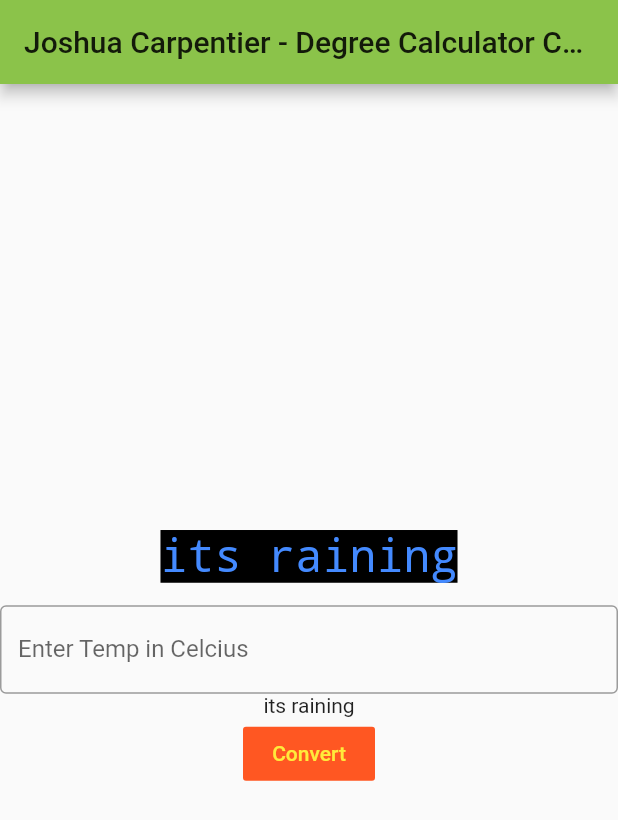
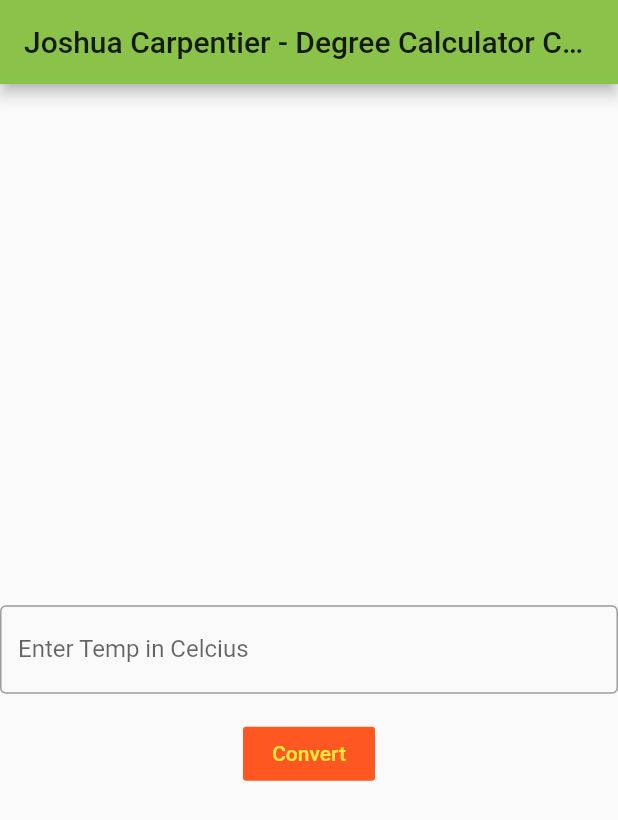
Before and after one commit to jacgit18/ios_calculator, a Flutter app: the screen it shows after launch, on a phone screen of 412 x 824 dp. Shown: the top 820 px of the screen. Run offline on Flutter 3.47's test engine with Material 2 defaults, Android fonts, the phone set to English and light mode, and no system bars.

Commit message:
took out string text

```diff
--- a/lib/main.dart
+++ b/lib/main.dart
@@ -42,7 +42,7 @@ class MyHomePage extends StatefulWidget {
 
 class _MyHomePageState extends State<MyHomePage> {
   int _counter = 0;
-  String output = 'its raining';
+  String output = ' ';
   double input = 0 ;
   int K =0,  C = 0,n1 = 0, n2 = 0;
   String t1, t2;
```
Also changed, not shown: pubspec.lock.
